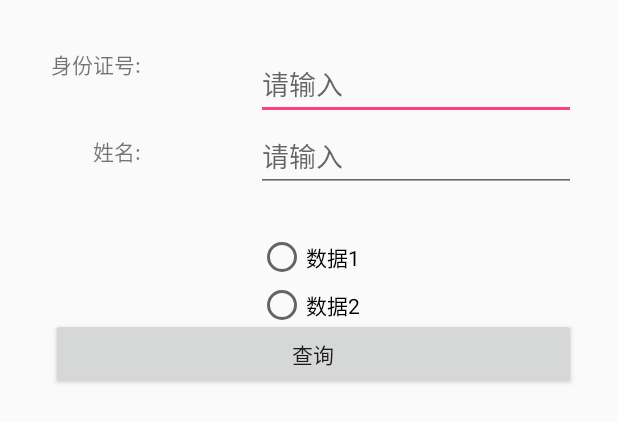
After one commit to LancCJ/Police, an Android app: the layout fragment_easyquery.xml on its own in the app's theme, with its tools: preview values and no code run, on a phone screen of 412 x 824 dp. The commit adds this screen. Shown: the top 422 px of the screen. Run offline under Robolectric (Android 15) with nearby library versions, the light colour scheme and no system bars.

Commit message:
2016年11月4日 15:15:42

```diff
--- a/CloudPolice/src/main/java/com/cybertech/police/MainActivity.java
+++ b/CloudPolice/src/main/java/com/cybertech/police/MainActivity.java
@@ -14,6 +14,9 @@ import android.view.View;
 import com.cybertech.police.base.BaseActivity;
 import org.xutils.view.annotation.ContentView;
 
+/**
+ * 主界面
+ */
 @ContentView(R.layout.activity_main)
 public class MainActivity extends BaseActivity
         implements NavigationView.OnNavigationItemSelectedListener {
--- a/CloudPolice/src/main/java/com/cybertech/police/SplashActivity.java
+++ b/CloudPolice/src/main/java/com/cybertech/police/SplashActivity.java
@@ -6,7 +6,7 @@ import android.os.Handler;
 import com.cybertech.police.base.BaseActivity;
 import org.xutils.view.annotation.ContentView;
 
-/**
+/**启动界面
  * Created by 健 on 2016/11/3.
  */
 @ContentView(R.layout.activity_splash)
--- a/CloudPolice/src/main/java/com/cybertech/police/fragment/AboutFragment.java
+++ b/CloudPolice/src/main/java/com/cybertech/police/fragment/AboutFragment.java
@@ -8,7 +8,7 @@ import org.xutils.view.annotation.ContentView;
  * Created by 健 on 2016/11/1.
  */
 
-@ContentView(R.layout.activity_login)
+@ContentView(R.layout.fragment_about)
 public class AboutFragment extends BaseFragment {
 
 }
--- /dev/null
+++ b/CloudPolice/src/main/res/layout/fragment_easyquery.xml
@@ -0,0 +1,87 @@
+<?xml version="1.0" encoding="utf-8"?>
+<RelativeLayout xmlns:android="http://schemas.android.com/apk/res/android"
+    xmlns:app="http://schemas.android.com/apk/res-auto"
+    android:layout_width="match_parent"
+    android:layout_height="match_parent">
+
+    <TextView
+        android:text="身份证号:"
+        android:layout_width="wrap_content"
+        android:id="@+id/textView4"
+        android:layout_marginLeft="34dp"
+        android:layout_marginStart="34dp"
+        android:layout_alignParentTop="true"
+        android:layout_alignParentLeft="true"
+        android:layout_alignParentStart="true"
+        android:layout_marginTop="32dp"
+        android:layout_height="wrap_content" />
+
+    <EditText
+        android:layout_width="wrap_content"
+        android:layout_height="wrap_content"
+        android:inputType="textPersonName"
+        android:ems="10"
+        android:layout_alignTop="@+id/textView4"
+        android:layout_alignParentRight="true"
+        android:layout_alignParentEnd="true"
+        android:layout_marginRight="28dp"
+        android:layout_marginEnd="28dp"
+        android:id="@+id/editText"
+        android:hint="请输入" />
+
+    <EditText
+        android:layout_width="wrap_content"
+        android:layout_height="wrap_content"
+        android:inputType="textPersonName"
+        android:ems="10"
+        android:layout_below="@+id/editText"
+        android:layout_alignLeft="@+id/editText"
+        android:layout_alignStart="@+id/editText"
+        android:id="@+id/editText2"
+        android:hint="请输入" />
+
+    <TextView
+        android:text="姓名:"
+        android:layout_width="wrap_content"
+        android:layout_height="wrap_content"
+        android:layout_below="@+id/editText"
+        android:layout_alignRight="@+id/textView4"
+        android:layout_alignEnd="@+id/textView4"
+        android:layout_marginTop="10dp"
+        android:id="@+id/textView7" />
+
+    <Button
+        android:text="查询"
+        android:layout_width="wrap_content"
+        android:layout_height="wrap_content"
+        android:layout_marginTop="84dp"
+        android:id="@+id/button"
+        android:layout_below="@+id/editText2"
+        android:layout_alignRight="@+id/editText2"
+        android:layout_alignEnd="@+id/editText2"
+        android:layout_alignLeft="@+id/textView4"
+        android:layout_alignStart="@+id/textView4" />
+
+    <RadioGroup
+        android:layout_width="wrap_content"
+        android:layout_height="wrap_content"
+        android:layout_marginTop="27dp"
+        android:layout_below="@+id/editText2"
+        android:layout_centerHorizontal="true">
+
+        <RadioButton
+            android:text="数据1"
+            android:layout_width="wrap_content"
+            android:layout_height="wrap_content"
+            android:id="@+id/radioButton3"
+            android:layout_weight="1" />
+
+        <RadioButton
+            android:text="数据2"
+            android:layout_width="wrap_content"
+            android:layout_height="wrap_content"
+            android:id="@+id/radioButton2"
+            android:layout_weight="1" />
+    </RadioGroup>
+
+</RelativeLayout>
```
Also changed, not shown: CloudPolice/src/main/res/animator/welcome_animator.xml (deleted, +0 -17 lines), CloudPolice/src/main/res/layout/fragment_about.xml (added, +35 -0 lines), CloudPolice/src/main/res/drawable/news_pic1.jpg (added).
